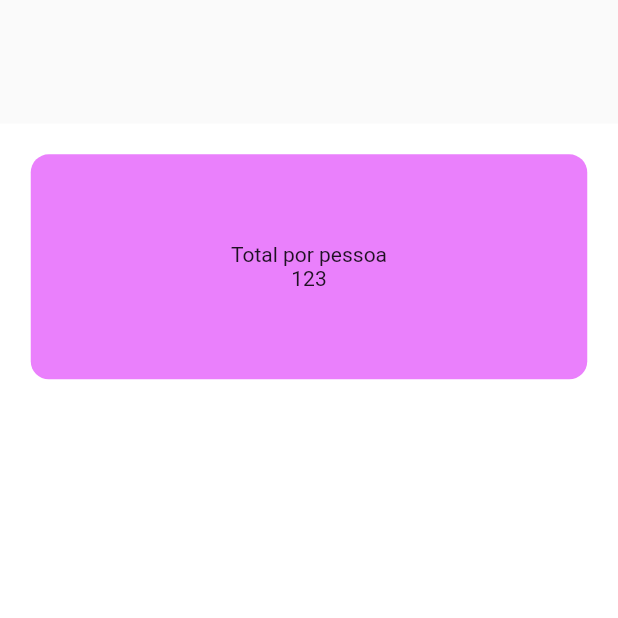
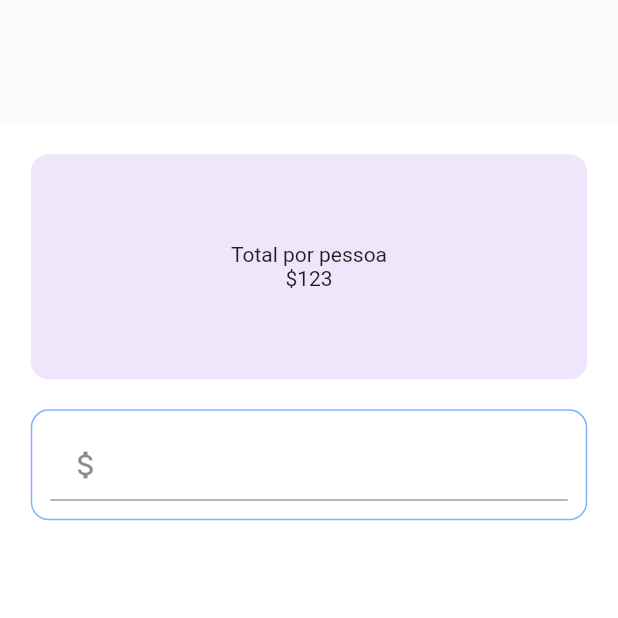
Before and after one commit to AndreDevLopes/calculadora_de_gorjeta, a Flutter app: the screen it shows after launch, on a phone screen of 412 x 824 dp, the top half of it. Run offline on Flutter 3.47's test engine with Material 2 defaults, Android fonts, the phone set to English and light mode, and no system bars.

Commit message:
criado o campo usando o TextField e terminado a segunda parte do template

```diff
--- a/lib/ui/home.dart
+++ b/lib/ui/home.dart
@@ -1,4 +1,5 @@
 import 'package:flutter/material.dart';
+import '../util/hexcolor.dart';
 
 class BillSplitter extends StatefulWidget {
   @override
@@ -9,6 +10,7 @@ class _BillSplitterState extends State<BillSplitter> {
   int _tipPercentage = 0;
   int _personCounter = 1;
   double _billAmount = 0.0;
+  Color _purple = HexColor("#6908D6");
   @override
   Widget build(BuildContext context) {
     return Scaffold(
@@ -25,12 +27,46 @@ class _BillSplitterState extends State<BillSplitter> {
                   width: 150,
                   height: 150,
                   decoration: BoxDecoration(
-                      color: Colors.purpleAccent.shade100,
+                      color: _purple
+                          .withOpacity(0.1), //Colors.purpleAccent.shade100,
                       borderRadius: BorderRadius.circular(12.0)),
-                  child: Column(
-                    mainAxisAlignment: MainAxisAlignment.center,
-                    children: <Widget>[Text("Total por pessoa"), Text("123")],
+                  child: Center(
+                    child: Column(
+                      mainAxisAlignment: MainAxisAlignment.center,
+                      children: <Widget>[
+                        Text("Total por pessoa"),
+                        Text("\$123")
+                      ],
+                    ),
                   ),
+                ),
+                Container(
+                  margin: EdgeInsets.only(top: 20.0),
+                  padding: EdgeInsets.all(12.0),
+                  decoration: BoxDecoration(
+                      color: Colors.transparent,
+                      border: Border.all(
+                        color: Colors.blueAccent.shade100,
+                        style: BorderStyle.solid,
+                      ),
+                      borderRadius: BorderRadius.circular(12.0)),
+                  child: Column(children: <Widget>[
+                    TextField(
+                      keyboardType:
+                          TextInputType.numberWithOptions(decimal: true),
+                      style: TextStyle(color: Colors.grey),
+                      decoration: InputDecoration(
+                          prefixText: "valor da conta:",
+                          prefixIcon: Icon(Icons.attach_money)),
+                      onChanged: (String value) {
+                        try {
+                          _billAmount = double.parse(value);
+                        } catch (exception) {
+                          _billAmount = 0.0;
+                        }
+                      },
+                    )
+                  ]),
                 )
               ],
             )));
--- /dev/null
+++ b/lib/util/hexcolor.dart
@@ -0,0 +1,13 @@
+import 'package:flutter/material.dart';
+
+class HexColor extends Color {
+  static int _getColorFromHex(String hexColor) {
+    hexColor = hexColor.toUpperCase().replaceAll("#", "");
+    if (hexColor.length == 6) {
+      hexColor = "FF" + hexColor;
+    }
+    return int.parse(hexColor, radix: 16);
+  }
+
+  HexColor(final String hexColor) : super(_getColorFromHex(hexColor));
+}
```
